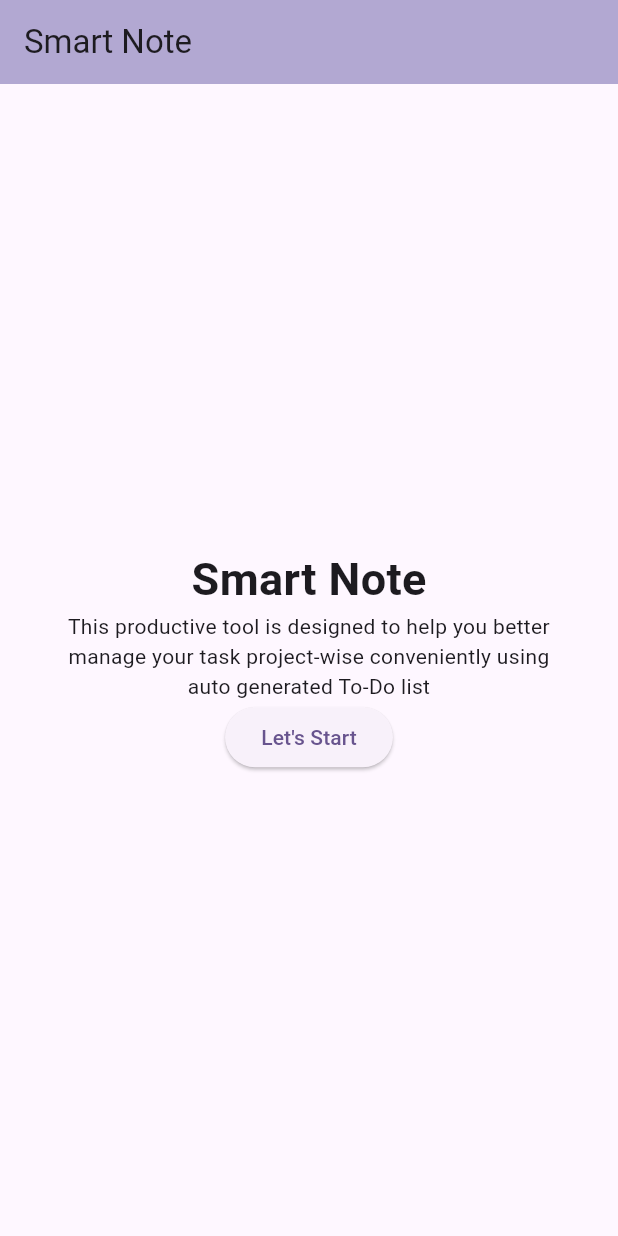
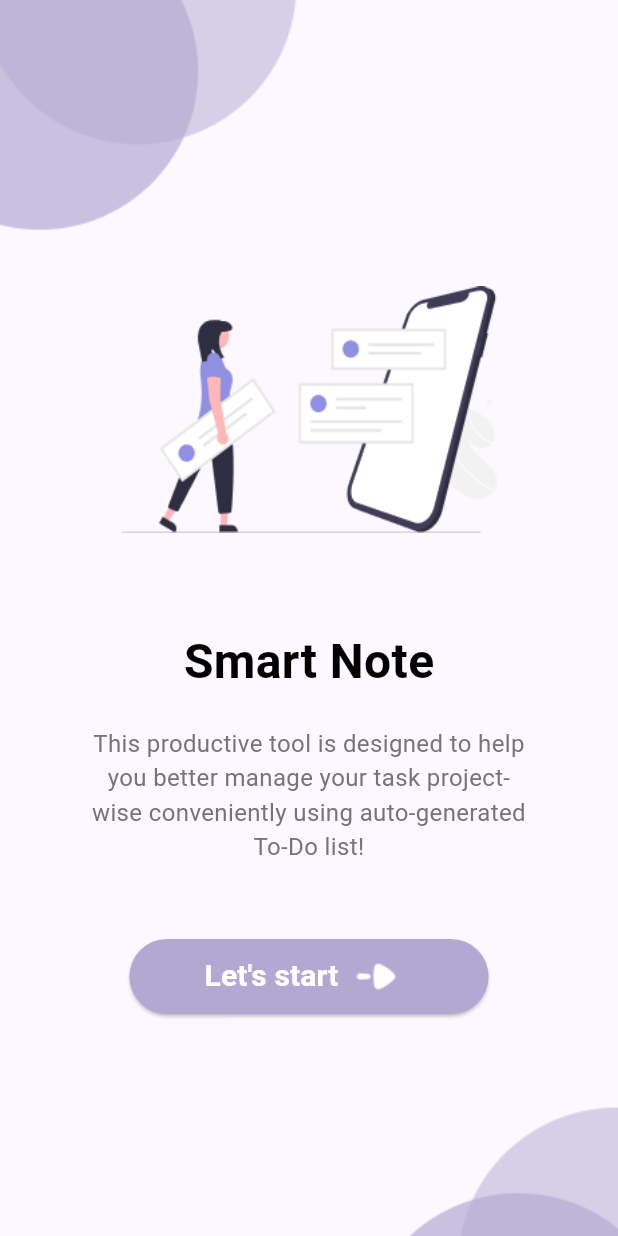
Before and after one commit to alizaenazet/smart-note, a Flutter app: the screen it shows after launch, on a phone screen of 412 x 824 dp. Run offline on Flutter 3.47's test engine with Material 3 defaults, Android fonts, the phone set to English and light mode, and no system bars; missing offline and left inert: auth0_flutter; Roboto replaces fonts that are missing (Plus Jakarta Sans).

Commit message:
Feature: importing all assets and splashscreen

```diff
--- a/lib/main.dart
+++ b/lib/main.dart
@@ -1,5 +1,6 @@
 import 'package:flutter/material.dart';
 import 'package:smart_note/pages/pages.dart';
+import 'package:smart_note/shared/theme_shared.dart';
 
 void main() {
   runApp(const MyApp());
@@ -12,9 +13,10 @@ class MyApp extends StatelessWidget {
   @override
   Widget build(BuildContext context) {
     return MaterialApp(
+      debugShowCheckedModeBanner: false,
       title: 'Smart Note',
       theme: ThemeData(
-        colorScheme: ColorScheme.fromSeed(seedColor: Colors.deepPurple),
+        colorScheme: ColorScheme.fromSeed(seedColor: primaryColor),
         useMaterial3: true,
       ),
       home: MainView(),
--- a/lib/pages/login.dart
+++ b/lib/pages/login.dart
@@ -21,27 +21,41 @@ class _MainViewState extends State<MainView> {
 @override
 Widget build(BuildContext context) {
   return Scaffold(
-    appBar: AppBar(
-      title: const Text('Smart Note'),
-      backgroundColor: const Color.fromARGB(255, 178, 168, 210),
-    ),
-    body: Padding(
-      padding: const EdgeInsets.all(30.0),
-      child: Center( // Wraps the Column to center it vertically and horizontally
-        child: Column(
-          mainAxisSize: MainAxisSize.min, // Centers children vertically
-          children: <Widget>[
-            const Text(
-              "Smart Note",
-              style: TextStyle(
-                fontSize: 30,
-                fontWeight: FontWeight.bold,
+   body: Stack(
+        children: [
+          Positioned.fill(
+            child: Image.asset(
+              'assets/images/CircleBg.png',
+              fit: BoxFit.cover,
             ),
           ),
-            const Text(
-              "This productive tool is designed to help you better manage your task project-wise conveniently using auto generated To-Do list",
-              textAlign: TextAlign.center, // Optional for better text alignment
+          Center(
+            child: Column(
+              mainAxisSize: MainAxisSize.min,
+              children: [
+                Image.asset(
+                  'assets/images/SplashIcon.png',
+                  width: 250,
+                  height: 250,
                 ),
+                SizedBox(height: 20),
+                Text(
+                  'Smart Note',
+                  style: splashTitle
+                ),
+                SizedBox(height: 20),
+                Padding(
+                  padding: const EdgeInsets.symmetric(horizontal: 60.0),
+                  child: Text(
+                    'This productive tool is designed to help you better manage your task project-wise conveniently using auto-generated To-Do list!',
+                    textAlign: TextAlign.center,
+                    style: TextStyle(
+                      fontSize: 16,
+                      color: Colors.grey[600],
+                    ),
+                  ),
+                ),
+                SizedBox(height: 50),
                 if (_credentials == null)
                 ElevatedButton(
                    onPressed: () async {
@@ -52,15 +66,38 @@ Widget build(BuildContext context) {
                     Navigator.pushReplacement(
                       context,
                       MaterialPageRoute(
-                        builder: (context) => Dashboard(user:_credentials!.user), // Replace with your target page
+                        builder: (context) =>
+                        Dashboard(user:_credentials!.user),
                       ),
                     );
                 },
-                child: const Text("Let's Start"),
-              )
+                 style: ElevatedButton.styleFrom(
+                    backgroundColor: primaryColor,
+                    padding: EdgeInsets.symmetric(horizontal: 50),
+                    shape: RoundedRectangleBorder(
+                      borderRadius: BorderRadius.circular(30),
+                    ),
+                  ),
+                  child: Row(
+                    mainAxisSize: MainAxisSize.min,
+                    children: [
+                      Text(
+                        "Let's start",
+                        style: content3,
+                      ),
+
+                      Image.asset(
+                        'assets/images/ArrowRight.png',
+                        width: 50,
+                        height: 50,
+                      ),
                     ],
                   ),
                 ),
+              ],
+            ),
+          ),
+        ],
       ),
     );
   }
--- a/lib/pages/pages.dart
+++ b/lib/pages/pages.dart
@@ -1,5 +1,6 @@
 import 'package:auth0_flutter/auth0_flutter.dart';
 import 'package:flutter/material.dart';
+import 'package:smart_note/shared/theme_shared.dart';
 
 part 'login.dart';
 part 'dashboard.dart';
--- /dev/null
+++ b/lib/shared/theme_shared.dart
@@ -0,0 +1,38 @@
+import 'package:flutter/material.dart';
+
+Color primaryColor = const Color(0xFFB2A8D2);
+Color secondaryColor = const Color(0xFF918FE1);
+Color fontColor = const Color(0xFF6E6A7C);
+
+TextStyle splashTitle = TextStyle(
+  fontFamily: 'Plus Jakarta Sans',
+  fontSize: 32,
+  fontWeight: FontWeight.bold,
+  color: Colors.black,
+);
+
+TextStyle title = TextStyle(
+  fontFamily: 'Plus Jakarta Sans',
+  fontSize: 24,
+  color: Colors.black,
+  fontWeight: FontWeight.bold,
+);
+
+TextStyle content1 = TextStyle(
+  fontFamily: 'Plus Jakarta Sans',
+  fontSize: 18,
+  color: fontColor,
+);
+
+TextStyle content2 = TextStyle(
+  fontFamily: 'Plus Jakarta Sans',
+  fontSize: 18,
+  color: Colors.black,
+);
+
+TextStyle content3 = TextStyle(
+  fontFamily: 'Plus Jakarta Sans',
+  fontSize: 20,
+  color: Colors.white,
+  fontWeight: FontWeight.bold,
+);
```
Also changed, not shown: pubspec.yaml (+14 -5 lines), assets/images/ArrowDown.png (added), assets/images/ArrowLeft.png (added), assets/images/ArrowRight.png (added), assets/images/CircleBg.png (added), assets/images/Create.png (added), assets/images/Delete.png (added), assets/images/Generate1.png (added), assets/images/Generate2.png (added), assets/images/List.png (added), assets/images/Logout.png (added), assets/images/SplashIcon.png (added). Lines whose indentation alone changed are shown as unchanged.
